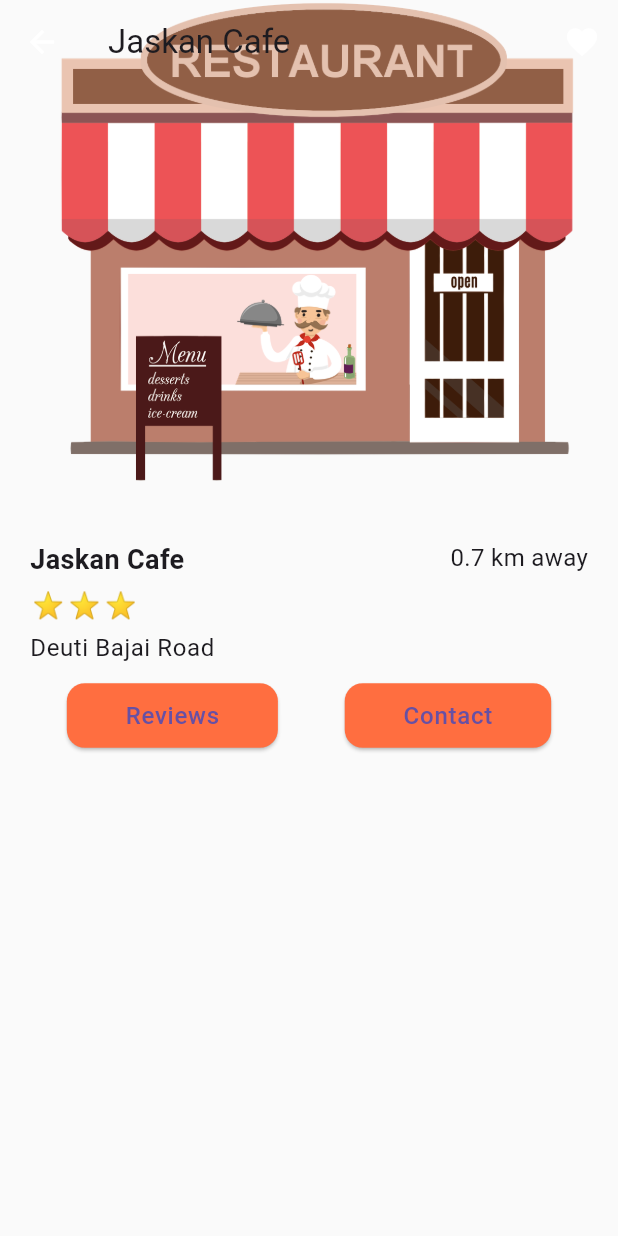
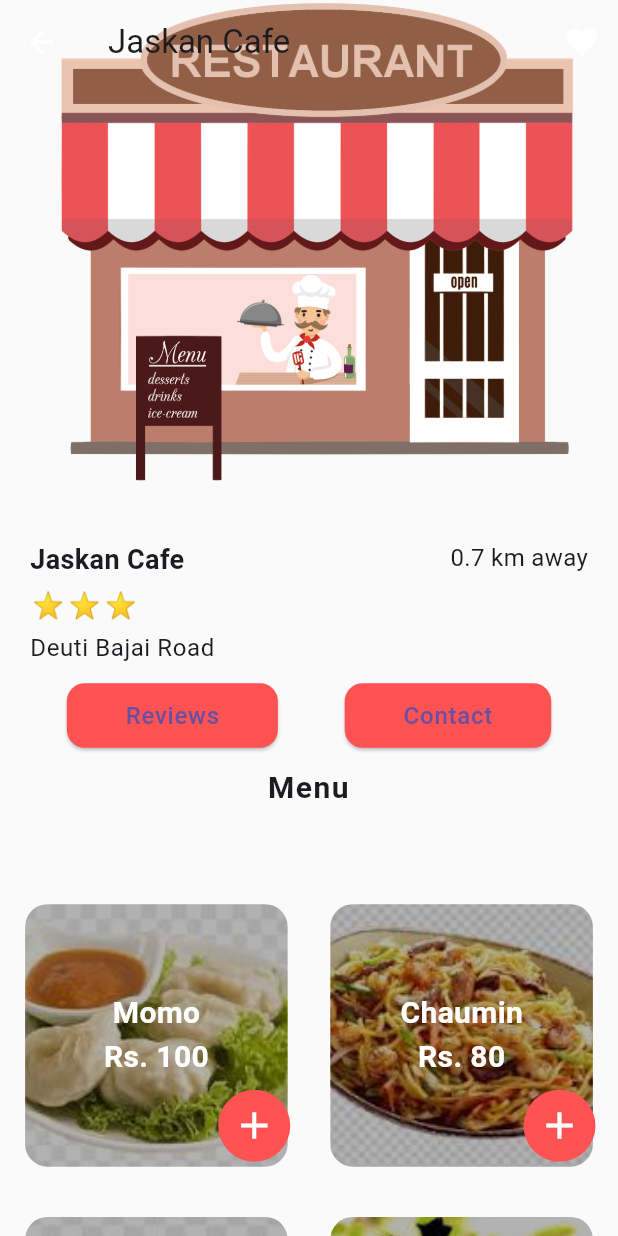
Before and after one commit to ssuvam-dev/food_delivery_app, a Flutter app: the screen it shows after launch, after a tap on "Jaskan Cafe", on a phone screen of 412 x 824 dp. Run offline on Flutter 3.47's test engine with Material 3 defaults, Android fonts, the light colour scheme and no system bars; our stand-ins replace get.

Commit message:
created a restaruant menu page

```diff
--- a/lib/models/food.dart
+++ b/lib/models/food.dart
@@ -0,0 +1,41 @@
+class Menu {
+  String name;
+  int price;
+  String image;
+
+  Menu(
+    this.name,
+    this.price,
+    this.image,
+  );
+}
+
+final List<Menu> allMenus = [
+  Menu(
+    "Momo",
+    100,
+    "assets/images/momo.jpeg",
+  ),
+  Menu(
+    "Chaumin",
+    80,
+    "assets/images/chaumin.jpeg",
+  ),
+  Menu(
+    "pizza",
+    300,
+    "assets/images/pizza.jpeg",
+  ),
+  Menu(
+    "sekuwa",
+    120,
+    "assets/images/sekuwa.jpeg",
+  ),
+  Menu(
+    "burger",
+    140,
+    "assets/images/food.jpeg",
+  ),
+
+
+];
--- a/lib/screens/home/components/order_component.dart
+++ b/lib/screens/home/components/order_component.dart
@@ -1,4 +1,5 @@
 import 'package:flutter/material.dart';
+import 'package:tryfooddeliveryapp/utils/theme_colors.dart';
 
 class OrderComponent extends StatefulWidget {
   final Map<String,dynamic> order;
@@ -70,7 +71,7 @@ class _OrderComponentState extends State<OrderComponent> {
           Container(
             margin: const EdgeInsets.only(right: 10.0),
             decoration: BoxDecoration(
-                color: Colors.deepOrangeAccent,
+                color: primaryColor,
                 borderRadius: BorderRadius.circular(30.0)),
             child: IconButton(
                 onPressed: () {},
--- /dev/null
+++ b/lib/screens/restaurant/components/menugridview.dart
@@ -0,0 +1,26 @@
+import 'package:flutter/material.dart';
+import 'package:tryfooddeliveryapp/models/food.dart';
+import 'package:tryfooddeliveryapp/screens/restaurant/components/singlemenu.dart';
+
+class MenuGridView extends StatelessWidget {
+  const MenuGridView({super.key});
+
+  @override
+  Widget build(BuildContext context) {
+    final List<Menu> menus = allMenus;
+    return Expanded(
+      child: Padding(
+        padding: const EdgeInsets.only(left: 10.0,right: 10.0),
+        child: GridView.count(
+          physics: const BouncingScrollPhysics(),
+          mainAxisSpacing: 20.0,
+          crossAxisSpacing: 15.0,
+          crossAxisCount: 2,
+          children: List.generate(menus.length, (index){
+            return SingleMenuComponent(menu: menus[index],);
+          })
+        ),
+      ),
+    );
+  }
+}
--- /dev/null
+++ b/lib/screens/restaurant/components/singlemenu.dart
@@ -0,0 +1,85 @@
+import 'package:flutter/material.dart';
+import 'package:tryfooddeliveryapp/models/food.dart';
+import 'package:tryfooddeliveryapp/utils/theme_colors.dart';
+
+class SingleMenuComponent extends StatelessWidget {
+  final Menu menu;
+  const SingleMenuComponent({super.key, required this.menu});
+
+  @override
+  Widget build(BuildContext context) {
+    return Stack(
+      alignment: Alignment.center,
+      children: [
+        Container(
+          height: 175,
+          width: 175,
+          decoration: BoxDecoration(
+            image: DecorationImage(
+                image: AssetImage(menu.image), fit: BoxFit.cover),
+            borderRadius: BorderRadius.circular(15.0),
+          ),
+        ),
+        Container(
+          height: 175,
+          width: 175,
+          decoration: BoxDecoration(
+                        borderRadius: BorderRadius.circular(15.0),
+
+              gradient: LinearGradient(colors: [
+            Colors.black.withOpacity(0.3),
+            Colors.black87.withOpacity(0.3),
+            Colors.black54.withOpacity(0.3),
+            Colors.black38.withOpacity(0.3),
+          ], stops: const [
+            0.1,
+            0.5,
+            0.7,
+            0.9
+          ], begin: Alignment.topRight, end: Alignment.bottomLeft)),
+        ),
+        Column(
+          mainAxisAlignment: MainAxisAlignment.center,
+          children: [
+            Text(
+              menu.name,
+              style: const TextStyle(
+                color: Colors.white,
+                fontSize: 20.0,
+                fontWeight: FontWeight.bold,
+                overflow: TextOverflow.ellipsis
+              ),
+
+            ),
+
+            Text(
+              "Rs. ${menu.price.toString()}",
+              style: const TextStyle(
+                color: Colors.white,
+                fontSize: 20.0,
+                fontWeight: FontWeight.bold,
+                overflow: TextOverflow.ellipsis
+              ),
+
+            )
+          ],
+        ),
+        Positioned(
+          bottom: 10.0,
+          right: 5,
+          child:  Container(
+            decoration: BoxDecoration(
+                color: primaryColor,
+                borderRadius: BorderRadius.circular(30.0)),
+            child: IconButton(
+                onPressed: () {},
+                icon: const Icon(
+                  Icons.add,
+                  size: 30.0,
+                  color: Colors.white,
+                )),
+          ))
+      ],
+    );
+  }
+}
--- a/lib/screens/restaurant/views/restaurant.dart
+++ b/lib/screens/restaurant/views/restaurant.dart
@@ -3,6 +3,7 @@ import 'package:tryfooddeliveryapp/models/restaurant.dart';
 import 'package:tryfooddeliveryapp/screens/home/components/rating_component.dart';
 import 'package:tryfooddeliveryapp/screens/restaurant/components/buttonWidget.dart';
 import 'package:tryfooddeliveryapp/screens/restaurant/components/imageWidget.dart';
+import 'package:tryfooddeliveryapp/screens/restaurant/components/menugridview.dart';
 import 'package:tryfooddeliveryapp/screens/restaurant/components/name_and_location.dart';
 import 'package:tryfooddeliveryapp/screens/restaurant/components/ratingandaddress.dart';
 import 'package:tryfooddeliveryapp/utils/theme_colors.dart';
@@ -38,6 +39,20 @@ class RestaurantScreen extends StatelessWidget {
           NameAndLocationWidget(restaurant: restaurant),
           RatingAndAddress(restaurant: restaurant),
           const ButtonWidget(),
+          const SizedBox(height: 10.0,),
+          const Center(
+            child: Text(
+              "Menu",
+              style: TextStyle(
+                fontSize: 20.0,
+                letterSpacing: 1,
+                fontWeight: FontWeight.bold
+              ),
+              textAlign: TextAlign.center,
+            ),
+          ),
+
+          const MenuGridView(),
         ],
       ),
     );
--- a/lib/utils/theme_colors.dart
+++ b/lib/utils/theme_colors.dart
@@ -1,3 +1,3 @@
 import 'package:flutter/material.dart';
 
-const Color primaryColor = Colors.deepOrangeAccent;
+const Color primaryColor = Colors.redAccent;
```
